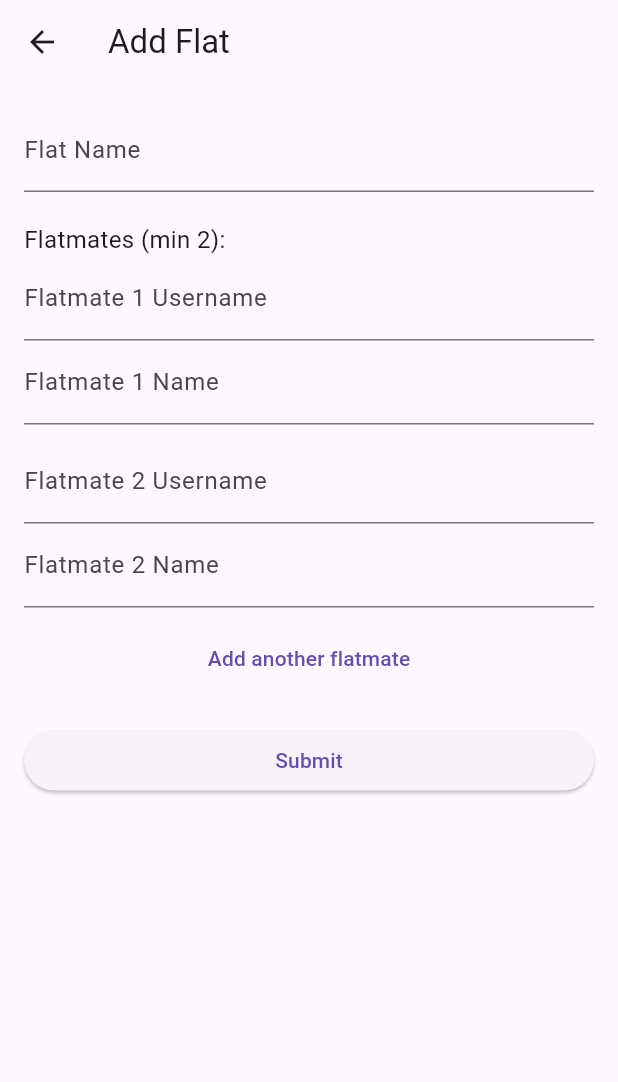
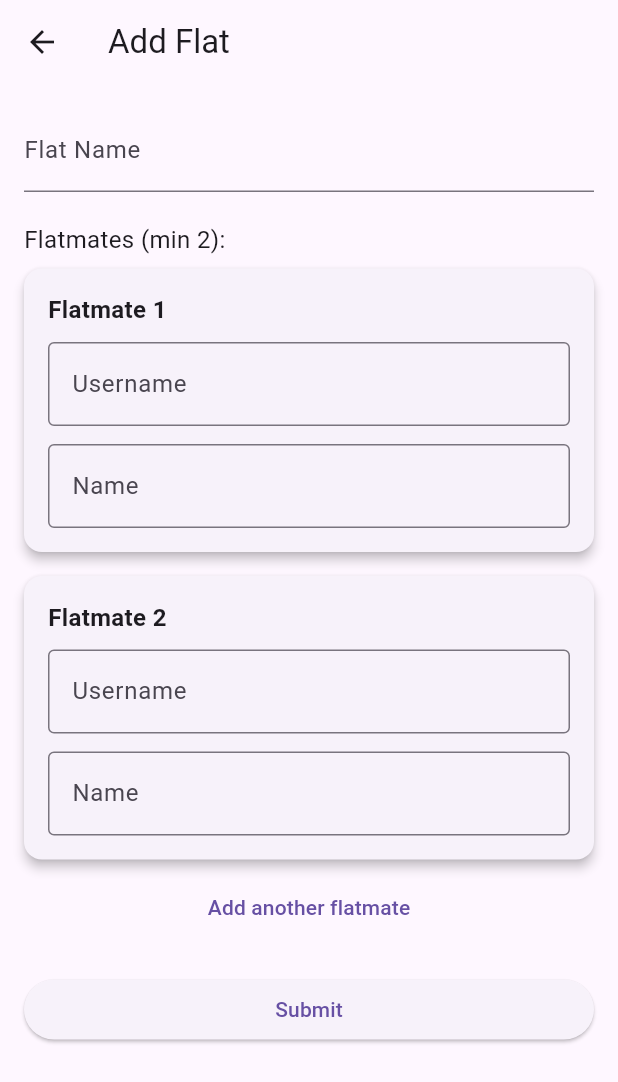
Before and after one commit to yuhanwwu/app_51, a Flutter app: the AddFlatPage screen opened directly with empty values, on a phone screen of 412 x 824 dp. Shown: the top 1082 px of the screen. Run offline on Flutter 3.47's test engine with Material 3 defaults, Android fonts, the phone set to English and light mode, and no system bars; our stand-ins replace cloud_firestore, firebase_core; missing offline and left inert: universal_html; accounts and stored records are empty.

Commit message:
feat(add flat): moved add flat button and made username/name tiles

```diff
--- a/frontend/lib/screens/add_flat.dart
+++ b/frontend/lib/screens/add_flat.dart
@@ -134,30 +134,45 @@ class _AddFlatPageState extends State<AddFlatPage> {
               ...flatmatesControllers.asMap().entries.map((entry) {
                 final index = entry.key;
                 final controllers = entry.value;
-                return Column(
+                return Card(
+                  shape: RoundedRectangleBorder(borderRadius: BorderRadius.circular(12)),
+                  elevation: 3,
+                  margin: EdgeInsets.symmetric(vertical: 8),
+                  child: Padding(
+                    padding: const EdgeInsets.all(16.0),
+                    child: Column(
+                      crossAxisAlignment: CrossAxisAlignment.start,
                       children: [
+                        Text(
+                          'Flatmate ${index + 1}',
+                          style: TextStyle(fontSize: 16, fontWeight: FontWeight.bold),
+                        ),
+                        SizedBox(height: 10),
                         TextFormField(
                           controller: controllers['username'],
                           decoration: InputDecoration(
-                        labelText: 'Flatmate ${index + 1} Username',
+                            labelText: 'Username',
+                            border: OutlineInputBorder(),
                           ),
-                      validator: (value) => value!.isEmpty
-                          ? 'Enter a username for flatmate ${index + 1}'
-                          : null,
+                          validator: (value) =>
+                              value!.isEmpty ? 'Enter a username' : null,
                         ),
+                        SizedBox(height: 12),
                         TextFormField(
                           controller: controllers['name'],
                           decoration: InputDecoration(
-                        labelText: 'Flatmate ${index + 1} Name',
+                            labelText: 'Name',
+                            border: OutlineInputBorder(),
                           ),
-                      validator: (value) => value!.isEmpty
-                          ? 'Enter a name for flatmate ${index + 1}'
-                          : null,
+                          validator: (value) =>
+                              value!.isEmpty ? 'Enter a name' : null,
                         ),
-                    SizedBox(height: 10),
                       ],
+                    ),
+                  ),
                 );
               }),
+
               TextButton(
                 onPressed: addFlatmateField,
                 child: Text('Add another flatmate'),
```
Also changed, not shown: frontend/lib/screens/login.dart (+40 -18 lines). Lines whose indentation alone changed are shown as unchanged.
